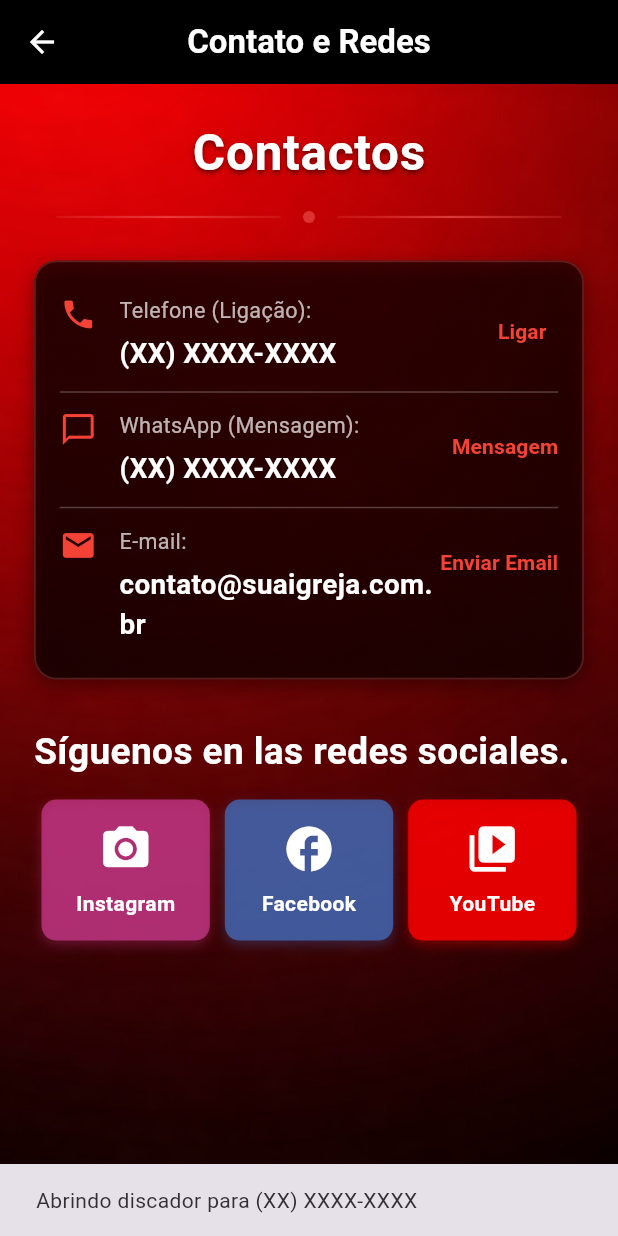
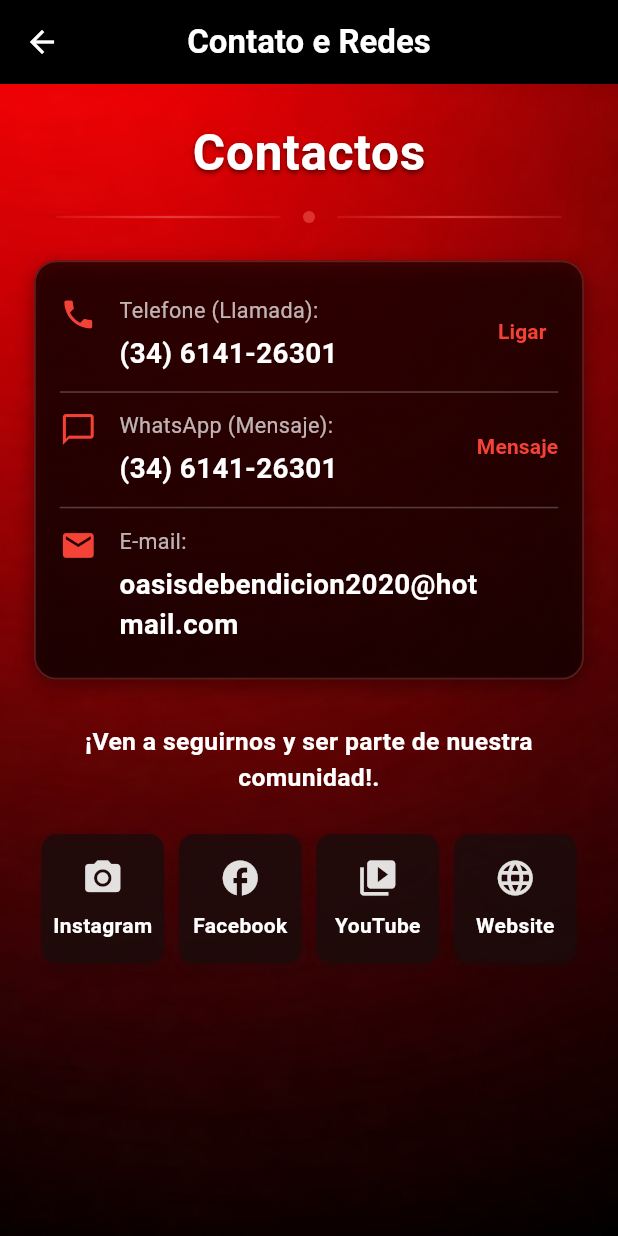
Before and after one commit to madaipsantos/oasis-de-bendicion-app-android, a Flutter app: the ContactScreen screen opened by its route, after a tap on "Ligar", on a phone screen of 412 x 824 dp. Run offline on Flutter 3.47's test engine with Material 3 defaults, Android fonts, the phone set to English and light mode, and no system bars; our stand-ins replace audio_service, just_audio, material_design_icons_flutter, package_info_plus, permission_handler, youtube_player_flutter; missing offline and left inert: audio_session, disable_battery_optimizations_latest; network calls fail.

Commit message:
feat: social media icon update

```diff
--- a/lib/presentation/screens/church_contacts_screen.dart
+++ b/lib/presentation/screens/church_contacts_screen.dart
@@ -1,4 +1,6 @@
 import 'package:flutter/material.dart';
+import 'package:url_launcher/url_launcher.dart';
+import 'package:webradiooasis/core/utils/our_social_contacts.dart';
 // Importação simulada para ícones de redes sociais (em um projeto real, você usaria 'font_awesome_flutter')
 // Usaremos os ícones padrões do Material para manter a compatibilidade no Canvas.
 
@@ -7,6 +9,9 @@ const Color kCardColor = Color.fromARGB(255, 141, 59, 59); // Cor principal
 const Color kButtonColor = Colors.red;
 const double kScreenPadding = 20.0;
 const double kCardBorderRadius = 10.0; // Mantendo o valor do layout base (10.0)
+const String kPhoneUrl = "tel:+34614126301";
+const String kWhatsAppAppUrl = 'whatsapp://send?phone=+34614126301&text=';
+const String kWhatsAppUrl = 'https://wa.me/+34614126301?text=';
 
 /// Tela dedicada aos Contatos e Redes Sociais da Igreja.
 class ContactScreen extends StatelessWidget {
@@ -133,14 +138,15 @@ class ContactScreen extends StatelessWidget {
                   // 2. TÍTULO REDES SOCIAIS
                   // -----------------------------------------------------------
                   Text(
-                    "Síguenos en las redes sociales.",
+                    "¡Ven a seguirnos y ser parte de nuestra comunidad!.",
+                    textAlign: TextAlign.center,
                     style: TextStyle(
                       color: Colors.white,
-                      fontSize: screenWidth * 0.06,
+                      fontSize: screenWidth * 0.04,
                       fontWeight: FontWeight.bold,
                     ),
                   ),
-                  const SizedBox(height: 15),
+                  const SizedBox(height: 25),
 
                   // -----------------------------------------------------------
                   // 3. BOTÕES DE REDES SOCIAIS
@@ -163,7 +169,10 @@ class ContactScreen extends StatelessWidget {
       padding: const EdgeInsets.symmetric(horizontal: 16, vertical: 22),
       decoration: BoxDecoration(
         borderRadius: BorderRadius.circular(15.0),
-        border: Border.all(color: Color.fromARGB(255, 141, 59, 59).withOpacity(0.5), width: 1.2),
+        border: Border.all(
+          color: Color.fromARGB(255, 141, 59, 59).withOpacity(0.5),
+          width: 1.2,
+        ),
         gradient: LinearGradient(
           begin: Alignment.topLeft,
           end: Alignment.bottomRight,
@@ -185,30 +194,57 @@ class ContactScreen extends StatelessWidget {
           // Telefone (Simulando ligação direta)
           _buildContactRow(
             icon: Icons.phone,
-            label: "Telefone (Ligação):",
-            value: "(XX) XXXX-XXXX",
+            label: "Telefone (Llamada):",
+            value: "(34) 6141-26301",
             actionText: "Ligar",
-            onTap: () => _showSnackBar(context, "Abrindo discador para (XX) XXXX-XXXX"),
+            onPressed: () async {
+              if (await OurSocialContacts.requestPhonePermission()) {
+                await launchUrl(Uri.parse(kPhoneUrl));
+              } else {
+                throw 'Could not launch $kPhoneUrl';
+              }
+            },
             screenWidth: screenWidth,
           ),
-          const Divider(color: Colors.white24, height: 25), // Divisor após Ligar
+          const Divider(
+            color: Colors.white24,
+            height: 25,
+          ), // Divisor após Ligar
           // WhatsApp (Simulando envio de mensagem) - NOVO!
           _buildContactRow(
             icon: Icons.chat_bubble_outline, // Ícone de chat para WhatsApp
-            label: "WhatsApp (Mensagem):",
-            value: "(XX) XXXX-XXXX",
-            actionText: "Mensagem",
-            onTap: () => _showSnackBar(context, "Abrindo WhatsApp para enviar mensagem..."),
+            label: "WhatsApp (Mensaje):",
+            value: "(34) 6141-26301",
+            actionText: "Mensaje",
+            onPressed: () async {
+              if (await canLaunchUrl(Uri.parse(kWhatsAppAppUrl))) {
+                await launchUrl(
+                  Uri.parse(kWhatsAppAppUrl),
+                  mode: LaunchMode.externalApplication,
+                );
+              } else if (await canLaunchUrl(Uri.parse(kWhatsAppUrl))) {
+                await launchUrl(
+                  Uri.parse(kWhatsAppUrl),
+                  mode: LaunchMode.externalApplication,
+                );
+                return;
+              } else {
+                throw 'Could not launch $kWhatsAppUrl';
+              }
+            },
             screenWidth: screenWidth,
           ),
-          const Divider(color: Colors.white24, height: 25), // Divisor antes do Email
+          const Divider(
+            color: Colors.white24,
+            height: 25,
+          ), // Divisor antes do Email
           // Email (Simulando envio de email)
           _buildContactRow(
             icon: Icons.email,
             label: "E-mail:",
-            value: "contato@suaigreja.com.br",
-            actionText: "Enviar Email",
-            onTap: () => _showSnackBar(context, "Abrindo cliente de e-mail..."),
+            value: "oasisdebendicion2020@hotmail.com",
+            actionText: "",
+            onPressed: () => {},
             screenWidth: screenWidth,
           ),
         ],
@@ -222,7 +258,7 @@ class ContactScreen extends StatelessWidget {
     required String label,
     required String value,
     required String actionText,
-    required VoidCallback onTap,
+    required VoidCallback onPressed,
     required double screenWidth,
   }) {
     return Row(
@@ -254,7 +290,7 @@ class ContactScreen extends StatelessWidget {
           ),
         ),
         TextButton(
-          onPressed: onTap,
+          onPressed: onPressed,
           style: TextButton.styleFrom(
             foregroundColor: kButtonColor,
             padding: EdgeInsets.zero,
@@ -278,22 +314,76 @@ class ContactScreen extends StatelessWidget {
         _buildSocialButton(
           icon: Icons.photo_camera, // Placeholder para Instagram
           label: "Instagram",
-          color: const Color(0xFFC13584), // Cor simulada do Instagram
-          onTap: () => _showSnackBar(context, "Abrindo Instagram..."),
+          color: const Color.fromARGB(
+            255,
+            27,
+            11,
+            11,
+          ), // Cor simulada do Instagram
+          onPressed: () async {
+            await OurSocialContacts.openLink(
+              context,
+              'instagram://user?username=oasisdebendiciongijon',
+              'https://www.instagram.com/oasisdebendiciongijon/',
+              'Instagram',
+            );
+          },
         ),
         // Botão Facebook
         _buildSocialButton(
           icon: Icons.facebook, // Placeholder para Facebook
           label: "Facebook",
-          color: const Color(0xFF4267B2), // Cor simulada do Facebook
-          onTap: () => _showSnackBar(context, "Abrindo Facebook..."),
+          color: const Color.fromARGB(
+            255,
+            27,
+            11,
+            11,
+          ), // Cor simulada do Facebook
+          onPressed: () async {
+            await OurSocialContacts.openLink(
+              context,
+              'fb://profile/100064817646055',
+              'https://www.facebook.com/profile.php?id=100064817646055',
+              'Facebook',
+            );
+          },
         ),
         // Botão YouTube
         _buildSocialButton(
           icon: Icons.video_library, // Placeholder para YouTube
           label: "YouTube",
-          color: const Color(0xFFFF0000), // Cor simulada do YouTube
-          onTap: () => _showSnackBar(context, "Abrindo Canal do YouTube..."),
+          color: const Color.fromARGB(
+            255,
+            27,
+            11,
+            11,
+          ), // Cor simulada do YouTube
+          onPressed: () async {
+            await OurSocialContacts.openLink(
+              context,
+              'vnd.youtube://www.youtube.com/@oasisdebendiciongijon',
+              'https://www.youtube.com/@oasisdebendiciongijon',
+              'YouTube',
+            );
+          },
+        ),
+        _buildSocialButton(
+          icon: Icons.language, // Placeholder para YouTube
+          label: "Website",
+          color: const Color.fromARGB(
+            255,
+            27,
+            11,
+            11,
+          ), // Cor simulada do YouTube
+          onPressed: () async {
+            await OurSocialContacts.openLink(
+              context,
+              'https://www.oasisdebendicion.org/',
+              'https://www.oasisdebendicion.org/',
+              'Website',
+            );
+          },
         ),
       ],
     );
@@ -304,13 +394,13 @@ class ContactScreen extends StatelessWidget {
     required IconData icon,
     required String label,
     required Color color,
-    required VoidCallback onTap,
+    required VoidCallback onPressed,
   }) {
     return Expanded(
       child: Padding(
         padding: const EdgeInsets.symmetric(horizontal: 5.0),
         child: InkWell(
-          onTap: onTap,
+          onTap: onPressed,
           borderRadius: BorderRadius.circular(kCardBorderRadius),
           child: Container(
             padding: const EdgeInsets.symmetric(vertical: 15),
@@ -328,7 +418,11 @@ class ContactScreen extends StatelessWidget {
             child: Column(
               mainAxisAlignment: MainAxisAlignment.center,
               children: [
-                Icon(icon, color: Colors.white, size: 36),
+                Icon(
+                  icon,
+                  color: const Color.fromARGB(255, 227, 224, 224),
+                  size: 28,
+                ),
                 const SizedBox(height: 8),
                 Text(
                   label,
@@ -344,14 +438,4 @@ class ContactScreen extends StatelessWidget {
       ),
     );
   }
-
-  /// Exibe uma SnackBar como feedback temporário.
-  void _showSnackBar(BuildContext context, String message) {
-    ScaffoldMessenger.of(context).showSnackBar(
-      SnackBar(
-        content: Text(message),
-        duration: const Duration(seconds: 1),
-      ),
-    );
 }
-}
```
Lines whose indentation alone changed are shown as unchanged.
